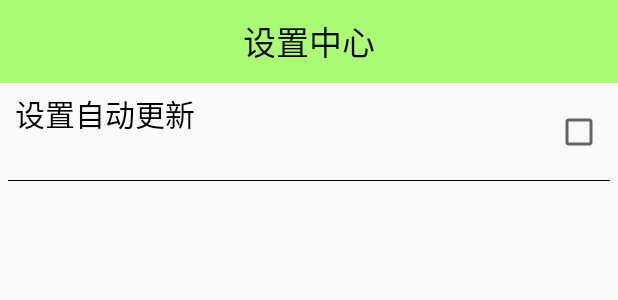
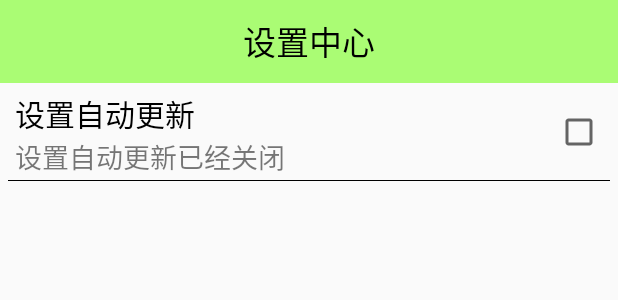
Before and after one commit to zhangjianbinJAVA/MobileSafe, an Android app: the layout activity_setting.xml on its own in the app's theme, with its tools: preview values and no code run, on a phone screen of 412 x 824 dp. Shown: the top 300 px of the screen. Run offline under Robolectric (Android 15) with nearby library versions, the phone set to English and light mode, and no system bars.

Commit message:
1.messing

```diff
--- a/app/src/main/java/mobilesafe/itheima/com/mobilesafe/ui/SetingItemView.java
+++ b/app/src/main/java/mobilesafe/itheima/com/mobilesafe/ui/SetingItemView.java
@@ -104,7 +104,7 @@ public class SetingItemView extends RelativeLayout {
      */
     public void setChecked(boolean checked) {
         if (checked) {
-            setDesc(desc_on);
+            setDesc(desc_on);//使用自定义属性值
         } else {
             setDesc(desc_off);
         }
--- a/app/src/main/res/layout/setting_item_view.xml
+++ b/app/src/main/res/layout/setting_item_view.xml
@@ -9,7 +9,7 @@
         android:layout_height="wrap_content"
         android:layout_marginLeft="10dip"
         android:layout_marginTop="5dip"
-
+        android:text="设置自动更新"
         android:textColor="#000"
         android:textSize="20sp"
         />
@@ -21,7 +21,7 @@
         android:layout_height="wrap_content"
         android:layout_below="@id/tv_title"
         android:layout_marginLeft="10dip"
-
+        android:text="设置自动更新已经关闭"
         android:textColor="#88000000"
         android:textSize="18sp"
 
--- a/app/src/main/res/values/attrs.xml
+++ b/app/src/main/res/values/attrs.xml
@@ -1,7 +1,7 @@
 <?xml version="1.0" encoding="utf-8"?>
 <resources>
 
-    <!--自定义 属性-->
+    <!--自定义组合控件 属性-->
     <declare-styleable name="myView">
         <attr name="desc_on" format="string"/>
         <attr name="desc_off" format="string"/>
```
